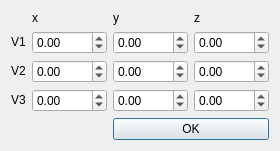
Before: the Qt Designer form QtGui/Create_Triangle.ui in c-zar/Qt-OpenGL-Raytracer, drawn with Qt 5.
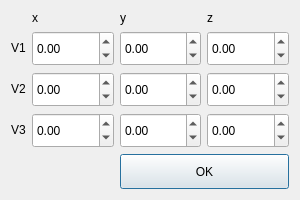
After: the same form once the commit is applied.

Patch:
```diff
--- a/QtGui/Create_Triangle.ui
+++ b/QtGui/Create_Triangle.ui
@@ -6,10 +6,22 @@
    <rect>
     <x>0</x>
     <y>0</y>
-    <width>255</width>
-    <height>135</height>
+    <width>300</width>
+    <height>200</height>
    </rect>
   </property>
+  <property name="sizePolicy">
+   <sizepolicy hsizetype="Fixed" vsizetype="Fixed">
+    <horstretch>0</horstretch>
+    <verstretch>0</verstretch>
+   </sizepolicy>
+  </property>
+  <property name="minimumSize">
+   <size>
+    <width>300</width>
+    <height>200</height>
+   </size>
+  </property>
   <property name="windowTitle">
    <string>Create_Triangle</string>
   </property>
@@ -74,6 +86,12 @@
        <verstretch>0</verstretch>
       </sizepolicy>
      </property>
+     <property name="minimumSize">
+      <size>
+       <width>0</width>
+       <height>20</height>
+      </size>
+     </property>
      <property name="minimum">
       <double>-1000.000000000000000</double>
      </property>
@@ -90,6 +108,12 @@
        <verstretch>0</verstretch>
       </sizepolicy>
      </property>
+     <property name="minimumSize">
+      <size>
+       <width>0</width>
+       <height>20</height>
+      </size>
+     </property>
      <property name="minimum">
       <double>-1000.000000000000000</double>
      </property>
@@ -106,6 +130,12 @@
        <verstretch>0</verstretch>
       </sizepolicy>
      </property>
+     <property name="minimumSize">
+      <size>
+       <width>0</width>
+       <height>20</height>
+      </size>
+     </property>
      <property name="minimum">
       <double>-1000.000000000000000</double>
      </property>
@@ -135,6 +165,12 @@
        <verstretch>0</verstretch>
       </sizepolicy>
      </property>
+     <property name="minimumSize">
+      <size>
+       <width>0</width>
+       <height>20</height>
+      </size>
+     </property>
      <property name="minimum">
       <double>-1000.000000000000000</double>
      </property>
@@ -151,6 +187,12 @@
        <verstretch>0</verstretch>
       </sizepolicy>
      </property>
+     <property name="minimumSize">
+      <size>
+       <width>0</width>
+       <height>20</height>
+      </size>
+     </property>
      <property name="minimum">
       <double>-1000.000000000000000</double>
      </property>
@@ -167,6 +209,12 @@
        <verstretch>0</verstretch>
       </sizepolicy>
      </property>
+     <property name="minimumSize">
+      <size>
+       <width>0</width>
+       <height>20</height>
+      </size>
+     </property>
      <property name="minimum">
       <double>-1000.000000000000000</double>
      </property>
@@ -196,6 +244,12 @@
        <verstretch>0</verstretch>
       </sizepolicy>
      </property>
+     <property name="minimumSize">
+      <size>
+       <width>0</width>
+       <height>20</height>
+      </size>
+     </property>
      <property name="minimum">
       <double>-1000.000000000000000</double>
      </property>
@@ -212,6 +266,12 @@
        <verstretch>0</verstretch>
       </sizepolicy>
      </property>
+     <property name="minimumSize">
+      <size>
+       <width>0</width>
+       <height>20</height>
+      </size>
+     </property>
      <property name="minimum">
       <double>-1000.000000000000000</double>
      </property>
@@ -228,6 +288,12 @@
        <verstretch>0</verstretch>
       </sizepolicy>
      </property>
+     <property name="minimumSize">
+      <size>
+       <width>0</width>
+       <height>20</height>
+      </size>
+     </property>
      <property name="minimum">
       <double>-1000.000000000000000</double>
      </property>
```
